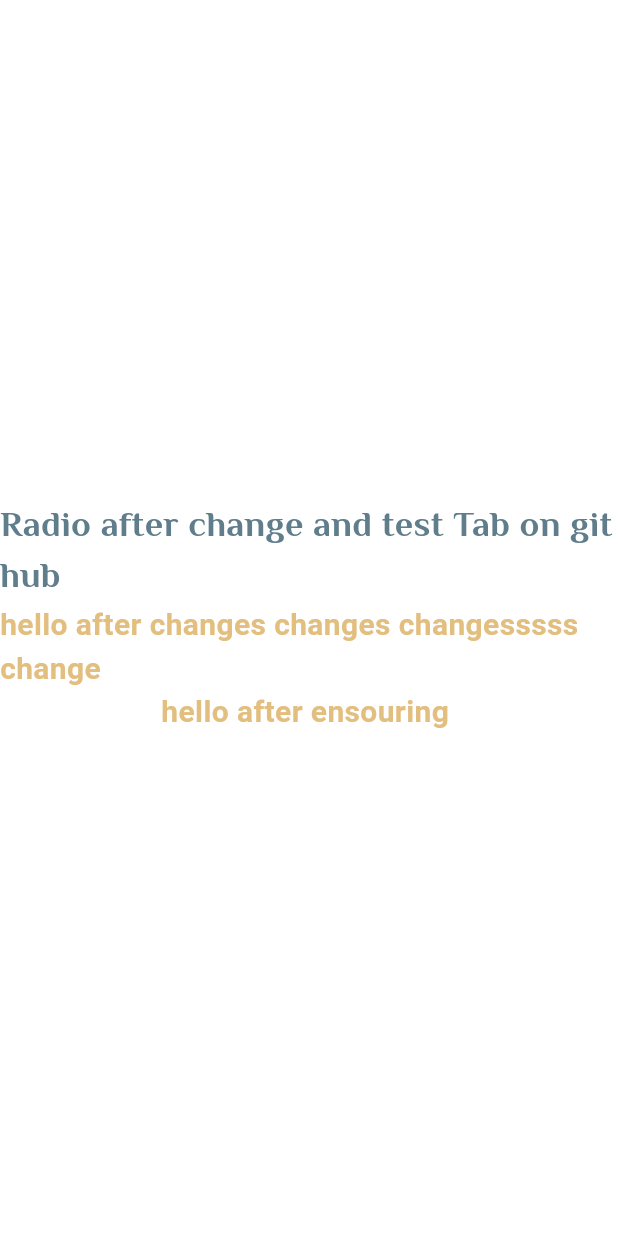
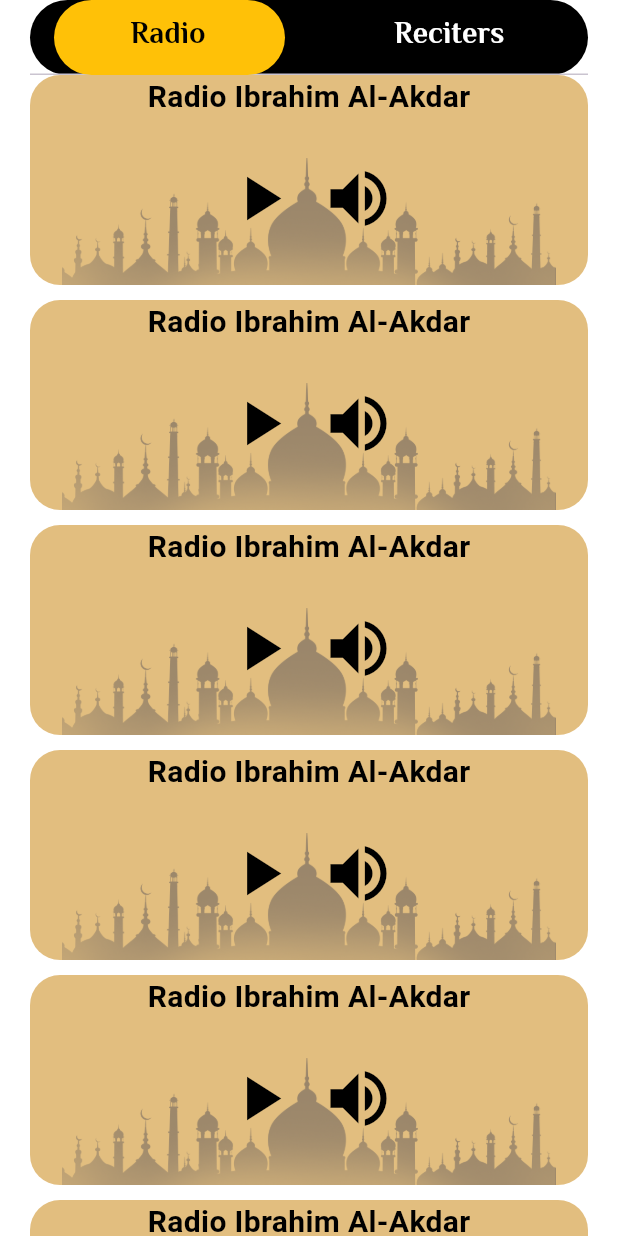
Before and after one commit to HeshamSeliem/islamy_app2, a Flutter app: the RadioTab widget shown alone on an empty page, opened directly, on a phone screen of 412 x 824 dp. Run offline on Flutter 3.47's test engine with Material 3 defaults, Android fonts, the phone set to English and light mode, and no system bars; our stand-ins replace carousel_slider, google_fonts, introduction_screen, shared_preferences; accounts and stored records are empty.

Commit message:
finish radio ui tab

```diff
--- a/lib/home/home_screen.dart
+++ b/lib/home/home_screen.dart
@@ -3,7 +3,7 @@ import 'package:islamy_app/home/buttom_nav.dart';
 import 'package:islamy_app/home/tabs/ahadeth_tab/ahadeth_tab.dart';
 import 'package:islamy_app/home/tabs/azkar_tab.dart';
 import 'package:islamy_app/home/tabs/quran_tab/quran_tab.dart';
-import 'package:islamy_app/home/tabs/radio_tab.dart';
+import 'package:islamy_app/home/tabs/radio_tab/radio_tab.dart';
 import 'package:islamy_app/home/tabs/sebha_tab.dart';
 
 class HomeScreen extends StatefulWidget {
@@ -47,7 +47,7 @@ class _HomeScreenState extends State<HomeScreen> {
      QuranTab(),
      AhadethTab(),
      SebhaTab(),
-    const RadioTab(),
+     RadioTab(),
     const AzkarTab()
   ];
   String getBackGroundImage()
--- a/lib/home/tabs/radio_tab.dart
+++ /dev/null
@@ -1,23 +0,0 @@
-import 'package:flutter/material.dart';
-import 'package:google_fonts/google_fonts.dart';
-
-class RadioTab extends StatelessWidget {
-  const RadioTab({super.key});
-
-  @override
-  Widget build(BuildContext context) {
-    return Center(
-      child: Column(
-        mainAxisAlignment: MainAxisAlignment.center,
-        children: [
-          Text("Radio after change and test Tab on git hub" , style: GoogleFonts.elMessiri(
-            fontSize: 24,
-            color: Colors.blueGrey
-          ),),
-          Text("hello after changes changes changesssss change"),
-          Text("hello after ensouring "),
-        ],
-      ),
-    );
-  }
-}
--- /dev/null
+++ b/lib/home/tabs/radio_tab/radio_play_widget.dart
@@ -0,0 +1,65 @@
+import 'package:flutter/material.dart';
+
+class RadioPlayWidget extends StatelessWidget {
+  const RadioPlayWidget({super.key});
+
+  @override
+  Widget build(BuildContext context) {
+    return Container(
+                        width: 150,
+                        height: 140,
+                        decoration: BoxDecoration(
+                            color: const Color(0xffE2BE7F),
+                            borderRadius: BorderRadius.circular(20)),
+                        child: Stack(
+                          children: [
+                            Positioned(
+                                bottom: 0,
+                                top: 55,
+                                right: 5,
+                                left: 5,
+                                child:
+                                    Image.asset("assets/images/radio_bg.png")),
+                            Column(
+                              crossAxisAlignment: CrossAxisAlignment.center,
+                              children: [
+                                const Row(
+                                  mainAxisAlignment: MainAxisAlignment.center,
+                                  children: [
+                                    Text(
+                                      "Radio Ibrahim Al-Akdar",
+                                      style: TextStyle(
+                                          color: Colors.black, fontSize: 20,
+                                          fontWeight: FontWeight.w700
+                                          ),
+                                      textAlign: TextAlign.center,
+                                    ),
+                                  ],
+                                ),
+                                const SizedBox(height: 20),
+                                Row(
+                                  mainAxisAlignment: MainAxisAlignment.center,
+                                  children: [
+                                    IconButton(
+                                        onPressed: () {},
+                                        icon:const Icon(
+                                          Icons.play_arrow,
+                                          size: 50,
+                                          color: Colors.black,
+                                        )),
+                                    IconButton(
+                                        onPressed: () {},
+                                        icon: const Icon(
+                                          Icons.volume_up,
+                                          size: 50,
+                                          color: Colors.black,
+                                        ))
+                                  ],
+                                )
+                              ],
+                            )
+                          ],
+                        ),
+                      );
+  }
+}
--- /dev/null
+++ b/lib/home/tabs/radio_tab/radio_tab.dart
@@ -0,0 +1,91 @@
+import 'package:flutter/material.dart';
+import 'package:google_fonts/google_fonts.dart';
+import 'package:islamy_app/home/tabs/radio_tab/radio_play_widget.dart';
+
+class RadioTab extends StatefulWidget {
+  RadioTab({super.key});
+
+  @override
+  _RadioTabState createState() => _RadioTabState();
+}
+
+class _RadioTabState extends State<RadioTab>
+    with SingleTickerProviderStateMixin {
+  late TabController _tabController;
+
+  @override
+  void initState() {
+    super.initState();
+    _tabController = TabController(length: 2, vsync: this);
+  }
+
+  @override
+  void dispose() {
+    _tabController.dispose();
+    super.dispose();
+  }
+
+  @override
+  Widget build(BuildContext context) {
+    return Column(
+      children: [
+        //  SizedBox(height: 20),
+        Padding(
+          padding: const EdgeInsets.symmetric(horizontal: 20),
+          child: Container(
+            height: 50,
+            decoration: BoxDecoration(
+              color: Colors.black, // Background color
+              borderRadius: BorderRadius.circular(25), // Rounded border
+              // border: Border.all(color: Colors.blue, width: 2), // Outer border color
+            ),
+            child: TabBar(
+              controller: _tabController,
+              indicator: BoxDecoration(
+                color: Colors.amber, // Background color for selected tab
+                borderRadius: BorderRadius.circular(25), // Rounded corners
+              ),
+              labelColor: Colors.black, // Selected text color
+              unselectedLabelColor: Colors.white, // Unselected text color
+              tabs: [
+                Tab(text: "          Radio                "),
+                Tab(text: "        Reciters         "),
+              ],
+            ),
+          ),
+        ),
+        Expanded(
+          //height: 300,
+          child: TabBarView(
+            controller: _tabController,
+            children: [
+              Padding(
+                padding: const EdgeInsets.symmetric(horizontal: 20),
+                child: ListView.separated(
+                    itemBuilder: (context, index) {
+                      return RadioPlayWidget();
+                    },
+                    separatorBuilder: (context, index) =>
+                        const SizedBox(height: 10),
+                    itemCount: 10),
+              ),
+
+
+
+             Padding(
+                padding: const EdgeInsets.symmetric(horizontal: 20),
+                child: ListView.separated(
+                    itemBuilder: (context, index) {
+                      return RadioPlayWidget();
+                    },
+                    separatorBuilder: (context, index) =>
+                        const SizedBox(height: 10),
+                    itemCount: 10),
+              ),
+            ],
+          ),
+        ),
+      ],
+    );
+  }
+}
```
Also changed, not shown: assets/images/radio_bg.png (added).
